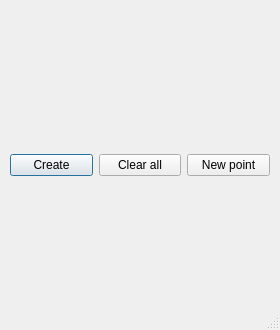
Before: the Qt Designer form main/add_objects_forms/add_hill_form.ui in UmbrellaLeaf5/locus_no_pilotus, drawn with Qt 5.
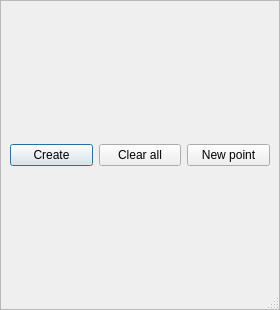
After: the same form once the commit is applied. Icons and pictures are not drawn.

Commit message: add scroll area to hill adding form and fix scaling problem in all forms

```diff
--- a/main/add_objects_forms/add_hill_form.ui
+++ b/main/add_objects_forms/add_hill_form.ui
@@ -7,11 +7,11 @@
     <x>0</x>
     <y>0</y>
     <width>280</width>
-    <height>330</height>
+    <height>310</height>
    </rect>
   </property>
   <property name="sizePolicy">
-   <sizepolicy hsizetype="Fixed" vsizetype="Fixed">
+   <sizepolicy hsizetype="Minimum" vsizetype="Minimum">
     <horstretch>0</horstretch>
     <verstretch>0</verstretch>
    </sizepolicy>
@@ -19,7 +19,13 @@
   <property name="minimumSize">
    <size>
     <width>280</width>
-    <height>330</height>
+    <height>310</height>
+   </size>
+  </property>
+  <property name="maximumSize">
+   <size>
+    <width>280</width>
+    <height>310</height>
    </size>
   </property>
   <property name="windowTitle">
@@ -35,15 +41,39 @@
   <property name="modal">
    <bool>true</bool>
   </property>
+  <widget class="QScrollArea" name="scrollArea">
+   <property name="geometry">
+    <rect>
+     <x>0</x>
+     <y>0</y>
+     <width>280</width>
+     <height>310</height>
+    </rect>
+   </property>
+   <property name="sizePolicy">
+    <sizepolicy hsizetype="Fixed" vsizetype="Fixed">
+     <horstretch>0</horstretch>
+     <verstretch>0</verstretch>
+    </sizepolicy>
+   </property>
+   <property name="widgetResizable">
+    <bool>true</bool>
+   </property>
   <widget class="QWidget" name="gridLayoutWidget">
    <property name="geometry">
     <rect>
-     <x>10</x>
-     <y>10</y>
-     <width>260</width>
-     <height>310</height>
-    </rect>
-   </property>
+      <x>0</x>
+      <y>0</y>
+      <width>278</width>
+      <height>308</height>
+     </rect>
+    </property>
+    <property name="sizePolicy">
+     <sizepolicy hsizetype="Preferred" vsizetype="Preferred">
+      <horstretch>0</horstretch>
+      <verstretch>0</verstretch>
+     </sizepolicy>
+    </property>
    <layout class="QGridLayout" name="gridLayout">
     <item row="0" column="0">
      <layout class="QHBoxLayout" name="buttonsLayout">
@@ -81,6 +111,7 @@
      </layout>
     </item>
    </layout>
+   </widget>
   </widget>
  </widget>
  <resources/>
```
Lines whose indentation alone changed are shown as unchanged. The commit also changes 3 other files.
